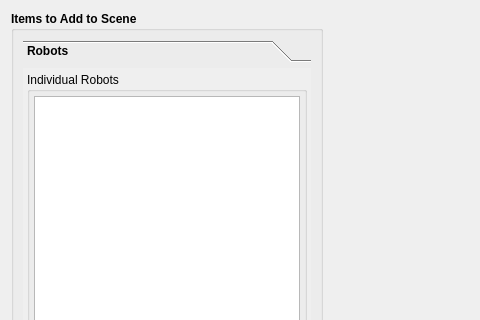
gucwakj/RoboSim, file forms/robosimwidget.ui: the form before one commit; both pictures show x 0 to 480 and y 0 to 320 of the 858 by 659 pixel window.
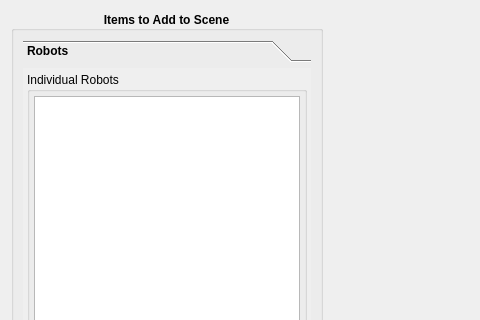
The form after the commit. The open tabs and pages were chosen to show the change. Custom widgets are drawn as their Qt base class.

Commit message: bold some titles

What changed in the file:
```diff
--- a/forms/robosimwidget.ui
+++ b/forms/robosimwidget.ui
@@ -36,6 +36,9 @@
          <property name="title">
           <string>Items to Add to Scene</string>
          </property>
+         <property name="alignment">
+          <set>Qt::AlignCenter</set>
+         </property>
          <layout class="QVBoxLayout" name="verticalLayout_15">
           <item>
            <widget class="QToolBox" name="toolBox_config">
```
Left out of the diff: 4 changed lines with no effect on the pictures. The commit also changes 2 other files.
